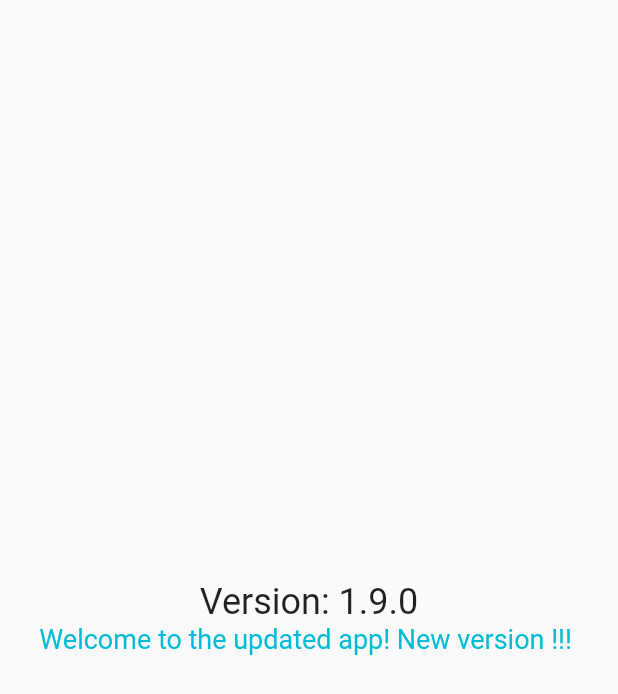
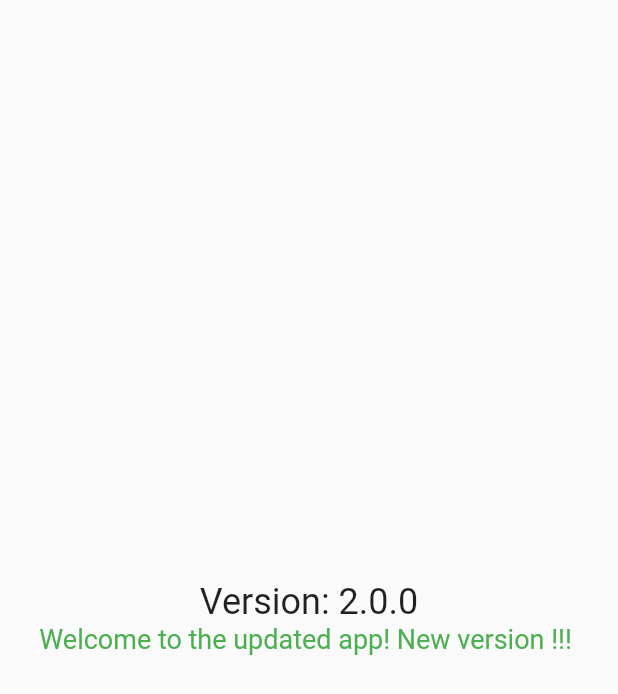
Before and after one commit to NikithaMaram/version_auto_update, a Flutter app: the screen it shows after launch, on a phone screen of 412 x 824 dp. Shown: the top 694 px of the screen. Run offline on Flutter 3.47's test engine with Material 2 defaults, Android fonts, the phone set to English and light mode, and no system bars; our stand-ins replace package_info_plus.

Commit message:
Upgraded the changes to v2.0

```diff
--- a/lib/main.dart
+++ b/lib/main.dart
@@ -58,12 +58,12 @@ class _MyHomePageState extends State<MyHomePage> {
           mainAxisAlignment: MainAxisAlignment.center,
           children: [
             Text(
-              'Version: 1.9.0', // Change version number
+              'Version: 2.0.0', // Change version number
               style: TextStyle(fontSize: 24),
             ),
             Text(
               'Welcome to the updated app! New version !!! ', // Change greeting message
-              style: TextStyle(fontSize: 18,color: Colors.cyan),
+              style: TextStyle(fontSize: 18,color: Colors.green),
             ),
 
           ],
--- a/pubspec.yaml
+++ b/pubspec.yaml
@@ -16,7 +16,7 @@ publish_to: 'none' # Remove this line if you wish to publish to pub.dev
 # https://developer.apple.com/library/archive/documentation/General/Reference/InfoPlistKeyReference/Articles/CoreFoundationKeys.html
 # In Windows, build-name is used as the major, minor, and patch parts
 # of the product and file versions while build-number is used as the build suffix.
-version: 1.9.0
+version: 2.0.0
 
 environment:
   sdk: '>=2.19.6 <3.0.0'
```
